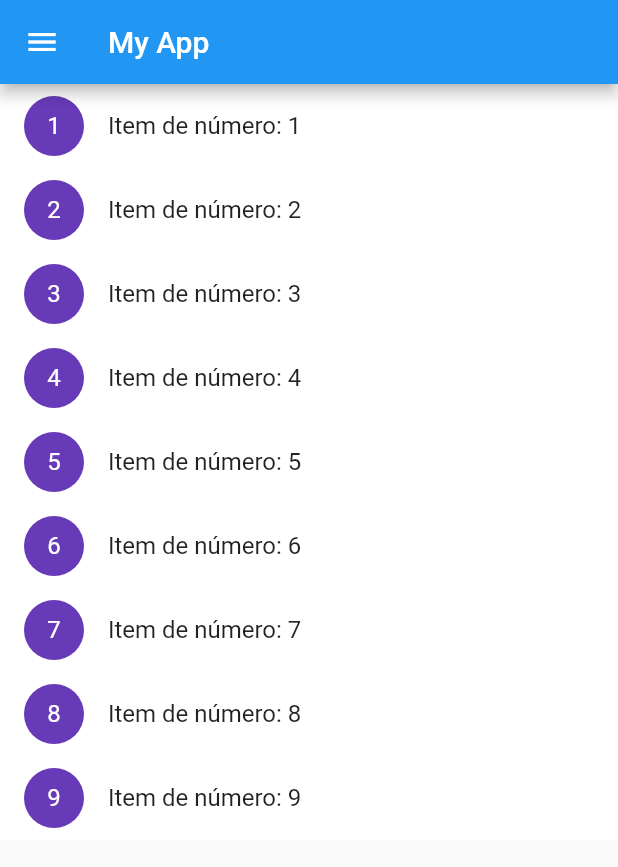
After one commit to thizer/tips_and_tricks, a Flutter app: the ListViewSlide screen opened by its route, on a phone screen of 412 x 824 dp. The commit adds this screen. Shown: the top 867 px of the screen. Run offline on Flutter 3.47's test engine with Material 2 defaults, Android fonts, the phone set to English and light mode, and no system bars; drawn by our look-alikes of flutter_slidable.

Commit message:
ListView Slider

```diff
--- a/lib/layout.dart
+++ b/lib/layout.dart
@@ -2,6 +2,7 @@ import 'package:flutter/material.dart';
 
 import 'pages/home.dart';
 import 'pages/ListViewHor.dart';
+import 'pages/ListViewSlide.dart';
 import 'pages/tabbar.dart';
 
 class Layout {
@@ -36,6 +37,13 @@ class Layout {
             ),
             ListTile(
               leading: Icon(Icons.arrow_right),
+              title: Text('ListView Slide'),
+              onTap: () {
+                Navigator.of(context).pushNamed(ListViewSlide.tag);
+              },
+            ),
+            ListTile(
+              leading: Icon(Icons.arrow_right),
               title: Text('TabBar'),
               onTap: () {
                 Navigator.of(context).pushNamed(TabBarPage.tag);
--- a/lib/main.dart
+++ b/lib/main.dart
@@ -2,6 +2,7 @@ import 'package:flutter/material.dart';
 
 import 'pages/home.dart';
 import 'pages/ListViewHor.dart';
+import 'pages/ListViewSlide.dart';
 import 'pages/tabbar.dart';
 
 void main() => runApp(MyApp());
@@ -11,6 +12,7 @@ class MyApp extends StatelessWidget {
   final routes = <String, WidgetBuilder> {
     HomePage.tag: (context) => HomePage(),
     ListViewHor.tag: (context) => ListViewHor(),
+    ListViewSlide.tag: (context) => ListViewSlide(),
     TabBarPage.tag: (context) => TabBarPage(),
   };
 
--- /dev/null
+++ b/lib/pages/ListViewSlide.dart
@@ -0,0 +1,64 @@
+import 'package:flutter/material.dart';
+import 'package:flutter_slidable/flutter_slidable.dart';
+
+import 'package:tips_and_tricks/layout.dart';
+
+class ListViewSlide extends StatelessWidget {
+
+  static final String tag = 'listview-slide-page';
+
+  @override
+  Widget build(BuildContext context){
+
+    Widget content = ListView.builder(
+      itemCount: 9,
+      itemBuilder: (BuildContext context, int pos) {
+        return Slidable(
+          delegate: SlidableDrawerDelegate(),
+          actionExtentRatio: 0.2,
+          child: Container(
+            color: Colors.white,
+            child: ListTile(
+              leading: CircleAvatar(
+                backgroundColor: Colors.deepPurple,
+                foregroundColor: Colors.white,
+                child: Text('${pos + 1}')
+              ),
+              title: Text('Item de número: ${pos + 1}'),
+            ),
+          ),
+          actions: <Widget>[
+            IconSlideAction(
+              caption: 'Arquivar',
+              icon: Icons.archive,
+              color: Colors.grey,
+              onTap: () { print('Arquivar'); },
+            ),
+            IconSlideAction(
+              caption: 'Compartilhar',
+              icon: Icons.share,
+              color: Colors.indigo,
+              onTap: () { print('Compartilhar'); },
+            )
+          ],
+          secondaryActions: <Widget>[
+            IconSlideAction(
+              caption: 'Mais',
+              icon: Icons.more_horiz,
+              color: Colors.black45,
+              onTap: () { print('Mais coisas'); },
+            ),
+            IconSlideAction(
+              caption: 'Deletar',
+              icon: Icons.delete,
+              color: Colors.red,
+              onTap: () { print('Deletar'); },
+            )
+          ],
+        );
+      },
+    );
+
+    return Layout.getContent(context, content);
+  }
+}
--- a/pubspec.yaml
+++ b/pubspec.yaml
@@ -19,6 +19,7 @@ dependencies:
   # The following adds the Cupertino Icons font to your application.
   # Use with the CupertinoIcons class for iOS style icons.
   cupertino_icons: ^0.1.2
+  flutter_slidable: "^0.4.9"
 
 dev_dependencies:
   flutter_test:
```
